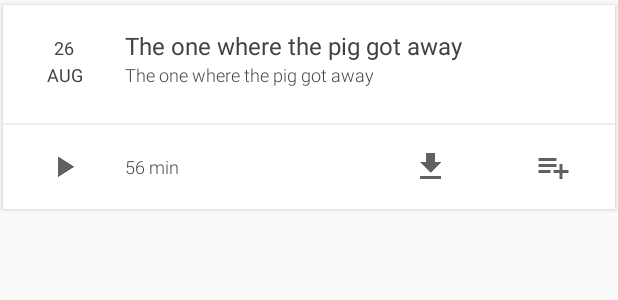
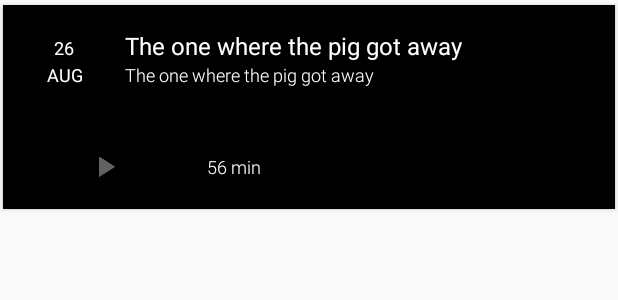
Before and after one commit to mshenawy22/SootBas-Podcast-app-Android, an Android app: the layout episode_item.xml on its own in the app's theme, with its tools: preview values and no code run, on a phone screen of 412 x 824 dp. Shown: the top 300 px of the screen. Run offline under Robolectric (Android 15) with nearby library versions, the phone set to English and light mode, and no system bars.

Commit message:
changed colours to a darker theme

```diff
--- a/app/src/main/java/com/sootbas/sootbasapp/ui/activity/MainActivity.java
+++ b/app/src/main/java/com/sootbas/sootbasapp/ui/activity/MainActivity.java
@@ -78,8 +78,8 @@ public class MainActivity extends AppCompatActivity implements
     private ProgressBar mProgressBar;
     private TabLayout mTabLayout;
     private int[] mTabIcons = {
-            R.mipmap.sootbas_logo,
-//            R.drawable.ic_explore,
+
+            R.drawable.ic_explore,
             R.drawable.ic_subscription,
             R.drawable.ic_playlist
     };
--- a/app/src/main/res/drawable/splash_background.xml
+++ b/app/src/main/res/drawable/splash_background.xml
@@ -5,7 +5,7 @@
     <item>
         <bitmap
             android:gravity="center"
-            android:src="@drawable/ic_mic_white"/>
+            android:src="@mipmap/sootbas_logo"/>
     </item>
 
 
--- a/app/src/main/res/drawable/touch_selector.xml
+++ b/app/src/main/res/drawable/touch_selector.xml
@@ -4,6 +4,6 @@
     <item android:state_focused="true" android:drawable="@color/colorSelectedBackground"/>
     <item android:state_pressed="true" android:drawable="@color/colorSelectedBackground"/>
     <item android:state_activated="true" android:drawable="@color/colorSelectedBackground"/>
-    <item android:drawable="@android:color/white"/>
+    <item android:drawable="@color/items_background"/>
 
 </selector>
--- a/app/src/main/res/layout/episode_item.xml
+++ b/app/src/main/res/layout/episode_item.xml
@@ -115,34 +115,35 @@
                 android:gravity="center_vertical"
                 android:layout_width="0dp"
                 android:layout_weight="2"
+                android:background="@drawable/touch_selector"
                 android:layout_height="match_parent"/>
 
             <!-- download episode -->
-            <ImageView
-                android:id="@+id/episode_download"
-                android:adjustViewBounds="false"
-                android:paddingTop="@dimen/normal"
-                android:paddingBottom="@dimen/normal"
-                android:layout_width="0dp"
-                android:layout_weight="1"
-                android:layout_height="wrap_content"
-                android:src="@drawable/ic_download_dark"
-                android:background="@drawable/touch_selector"
-                tools:ignore="ContentDescription"/>
+<!--            <ImageView-->
+<!--                android:id="@+id/episode_download"-->
+<!--                android:adjustViewBounds="false"-->
+<!--                android:paddingTop="@dimen/normal"-->
+<!--                android:paddingBottom="@dimen/normal"-->
+<!--                android:layout_width="0dp"-->
+<!--                android:layout_weight="1"-->
+<!--                android:layout_height="wrap_content"-->
+<!--                android:src="@drawable/ic_download_dark"-->
+<!--                android:background="@drawable/touch_selector"-->
+<!--                tools:ignore="ContentDescription"/>-->
 
 
-            <!-- add to playlist -->
-            <ImageView
-                android:id="@+id/episode_playlist"
-                android:adjustViewBounds="false"
-                android:paddingTop="@dimen/normal"
-                android:paddingBottom="@dimen/normal"
-                android:layout_width="0dp"
-                android:layout_weight="1"
-                android:layout_height="wrap_content"
-                android:src="@drawable/ic_playlist_add_dark"
-                android:background="@drawable/touch_selector"
-                tools:ignore="ContentDescription"/>
+<!--            &lt;!&ndash; add to playlist &ndash;&gt;-->
+<!--            <ImageView-->
+<!--                android:id="@+id/episode_playlist"-->
+<!--                android:adjustViewBounds="false"-->
+<!--                android:paddingTop="@dimen/normal"-->
+<!--                android:paddingBottom="@dimen/normal"-->
+<!--                android:layout_width="0dp"-->
+<!--                android:layout_weight="1"-->
+<!--                android:layout_height="wrap_content"-->
+<!--                android:src="@drawable/ic_playlist_add_dark"-->
+<!--                android:background="@drawable/touch_selector"-->
+<!--                tools:ignore="ContentDescription"/>-->
 
 
         </LinearLayout>
--- a/app/src/main/res/values/color_palette_app.xml
+++ b/app/src/main/res/values/color_palette_app.xml
@@ -1,27 +1,28 @@
 <?xml version="1.0" encoding="utf-8"?>
 <resources>
 
-    <color name="primary">@color/md_pink_500</color>
+    <color name="primary">@color/md_black_1000</color>
     <color name="primary_dark">@color/md_pink_700</color>
     <color name="primary_light">@color/md_pink_100</color>
-    <color name="primary_background_light">@color/md_pink_50</color>
+    <color name="primary_background_light">@color/md_black_1000</color>
     <color name="accent">@color/md_amber_500</color>
     <color name="accent_dark">@color/md_amber_700</color>
     <color name="accent_light">@color/md_amber_50</color>
-    <color name="primary_text">@color/md_grey_800</color>
-    <color name="secondary_text">@color/md_grey_500</color>
-    <color name="inverse_text">@color/md_white_1000</color>
-    <color name="primary_background">@color/md_white_1000</color>
+    <color name="primary_text">@color/md_white_1000</color>
+    <color name="secondary_text">@color/md_amber_700</color>
+    <color name="inverse_text">@color/md_amber_700</color>
+    <color name="primary_background">@color/md_black_1000</color>
     <!--<color name="secondary_background">#F1F5F8</color>-->
-    <color name="secondary_background">#EDEFEF</color>
-    <color name="selected_background">@color/md_grey_100</color>
+    <color name="secondary_background">@color/md_black_1000</color>
+    <color name="selected_background">@color/md_black_1000</color>
     <color name="player_background">@color/md_black_1000</color>
-    <color name="primary_icons">@color/md_white_1000</color>
-    <color name="secondary_icons">@color/md_grey_600</color>
-    <color name="divider">@color/md_grey_200</color>
+    <color name="primary_icons">@color/md_pink_400</color>
+    <color name="secondary_icons">@color/md_black_1000</color>
+    <color name="divider">@color/md_black_1000</color>
     <color name="neutral">@android:color/transparent</color>
-    <color name="gradient_start">@color/accent</color>
+    <color name="gradient_start">@color/md_black_1000</color>
     <color name="gradient_end">@color/accent_dark</color>
+    <color name="items_background">@color/md_black_1000</color>
 
     <color name="color_swipe_1">@color/md_pink_300</color>
     <color name="color_swipe_2">@color/md_pink_400</color>
```
Also changed, not shown: app/src/main/java/com/sootbas/sootbasapp/ui/fragment/EpisodeFragment.java (+6 -6 lines), app/src/main/java/com/sootbas/sootbasapp/ui/fragment/EpisodesFragment.java (+12 -12 lines), app/src/main/res/menu/menu_episode.xml (+13 -13 lines).
